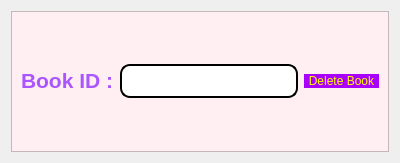
This is deletebook.ui in salmajaghoua23/Library as Qt 5 draws it before an edit. The edited form follows.
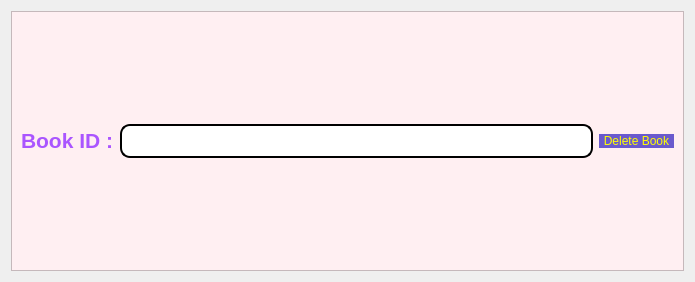
This is the edited form.

```diff
--- a/deletebook.ui
+++ b/deletebook.ui
@@ -6,8 +6,8 @@
    <rect>
     <x>0</x>
     <y>0</y>
-    <width>400</width>
-    <height>163</height>
+    <width>695</width>
+    <height>282</height>
    </rect>
   </property>
   <property name="windowTitle">
@@ -58,7 +58,7 @@
 { 
 	border-radius:15px;
 	font: 16pt &quot;georgia&quot;;
-	background-color:rgb(168, 0, 252);
+	background-color:#6a5acd;
 	padding : 0 4px;
 	border-radius:20px;
 	color:rgb(255, 255, 0)
```
